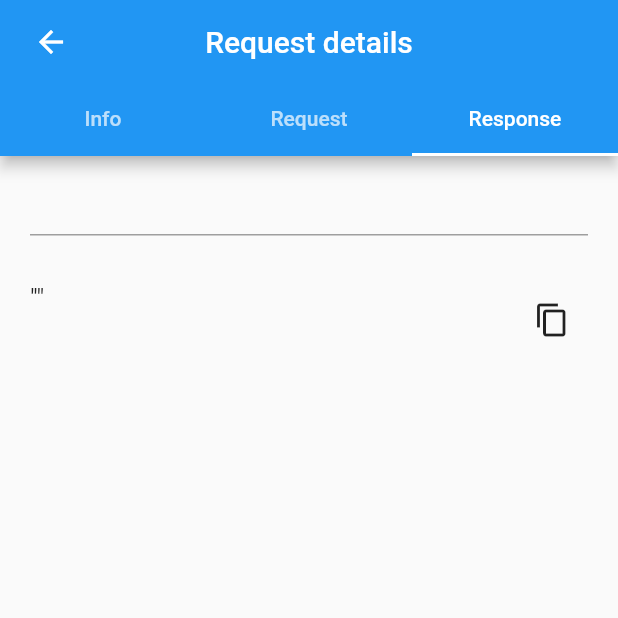
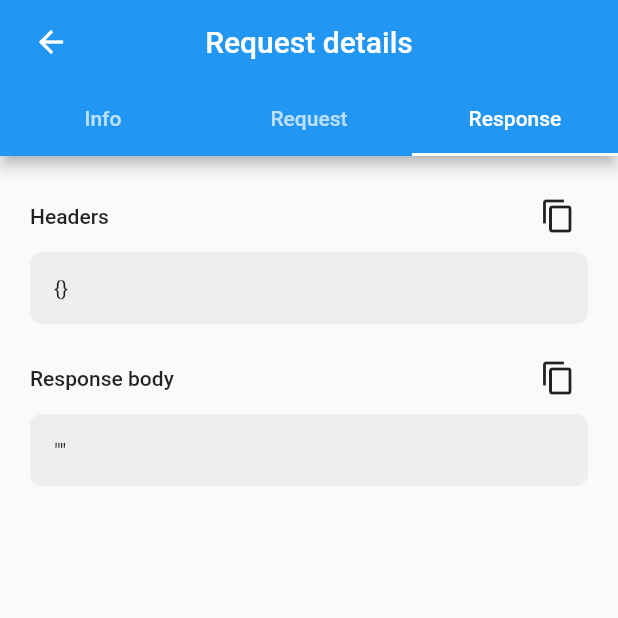
Before and after one commit to pongloongyeat/netwolf, a Flutter app: the DetailsPage screen opened directly with empty values, tab 3 chosen, on a phone screen of 412 x 824 dp, the top half of it. Run offline on Flutter 3.47's test engine with Material 2 defaults, Android fonts, the phone set to English and light mode, and no system bars; our stand-ins replace dio; missing offline and left inert: notification_dispatcher.

Commit message:
refactor: Pretty-up UI and add response time

```diff
--- a/lib/src/constants.dart
+++ b/lib/src/constants.dart
@@ -13,6 +13,4 @@ const kUnknownColor = Colors.grey;
 final kDestructiveColor = Colors.red[700]!;
 const kOverlayColor = Colors.black54;
 
-const kLabelTextStyle = TextStyle(fontSize: 16);
-
 const kDefaultPadding = EdgeInsets.all(20);
--- a/lib/src/dialogs/base_dialog.dart
+++ b/lib/src/dialogs/base_dialog.dart
@@ -26,7 +26,7 @@ class BaseDialog extends StatelessWidget {
           children: [
             Text(
               title,
-              style: const TextStyle(fontSize: 24, fontWeight: FontWeight.w600),
+              style: Theme.of(context).textTheme.headlineSmall,
             ),
             const SizedBox(height: 16),
             content,
--- a/lib/src/netwolf_response.dart
+++ b/lib/src/netwolf_response.dart
@@ -1,20 +1,4 @@
 import 'package:netwolf/netwolf.dart';
-
-/// [NetwolfResponse] with the duration relative to an initial time.
-/// This is usually relative to [NetwolfController]'s initial [DateTime]
-/// object instantiated on the first call to [NetwolfController.instance].
-class NetwolfResponseWithRelativeTimestamp {
-  NetwolfResponseWithRelativeTimestamp({
-    required this.response,
-    required this.relativeTimestamp,
-  });
-
-  /// The response.
-  final NetwolfResponse response;
-
-  /// The duration relative to some initial timestamp.
-  final Duration relativeTimestamp;
-}
 
 /// The response class used by Netwolf.
 class NetwolfResponse {
@@ -22,45 +6,53 @@ class NetwolfResponse {
     required this.method,
     required this.responseCode,
     required this.url,
+    required this.startTime,
+    required this.endTime,
     required this.requestHeaders,
     required this.requestBody,
     required this.responseHeaders,
     required this.responseBody,
+    required this.requestHashCode,
+    this.completed = false,
   })  : status = HttpResponseStatus.fromResponseCode(responseCode),
         uri = url != null ? Uri.tryParse(url) : null,
-        timeStamp = DateTime.now();
+        responseTime = endTime?.difference(startTime);
 
   final HttpRequestMethod? method;
   final int? responseCode;
   final HttpResponseStatus? status;
   final String? url;
   final Uri? uri;
-  final DateTime timeStamp;
+  final DateTime startTime;
+  final DateTime? endTime;
   final Map<String, dynamic>? requestHeaders;
   final dynamic requestBody;
   final Map<String, dynamic>? responseHeaders;
   final dynamic responseBody;
+  final int requestHashCode;
+  final Duration? responseTime;
+  final bool completed;
 
   NetwolfResponse copyWith({
-    HttpRequestMethod? method,
     int? responseCode,
     HttpResponseStatus? status,
-    String? url,
-    Uri? uri,
-    DateTime? timeStamp,
-    Map<String, dynamic>? requestHeaders,
-    dynamic requestBody,
+    DateTime? endTime,
     Map<String, dynamic>? responseHeaders,
     dynamic responseBody,
+    bool? completed,
   }) {
     return NetwolfResponse(
-      method: method ?? this.method,
+      method: method,
       responseCode: responseCode ?? this.responseCode,
-      url: url ?? this.url,
-      requestHeaders: requestHeaders ?? this.requestHeaders,
-      requestBody: requestBody ?? this.requestBody,
+      url: url,
+      startTime: startTime,
+      endTime: endTime ?? this.endTime,
+      requestHeaders: requestHeaders,
+      requestBody: requestBody,
       responseHeaders: responseHeaders ?? this.responseHeaders,
       responseBody: responseBody ?? this.responseBody,
+      requestHashCode: requestHashCode,
+      completed: completed ?? this.completed,
     );
   }
 }
--- a/lib/src/pages/details_page.dart
+++ b/lib/src/pages/details_page.dart
@@ -14,7 +14,7 @@ class DetailsPage extends StatelessWidget {
     required this.response,
   });
 
-  final NetwolfResponseWithRelativeTimestamp response;
+  final NetwolfResponse response;
 
   @override
   Widget build(BuildContext context) {
@@ -63,32 +63,28 @@ class DetailsPage extends StatelessWidget {
         children: [
           SectionListItem(
             label: 'URL',
-            content: response.response.url,
+            content: response.url,
           ),
           SectionListItem(
             label: 'Method',
-            content: response.response.method?.name.toUpperCase(),
+            content: response.method?.name.toUpperCase(),
           ),
           SectionListItem(
             label: 'Response code',
-            content: response.response.responseCode?.toString(),
+            content: response.responseCode?.toString(),
           ),
           SectionListItem(
             label: 'Timestamp',
-            content: response.response.timeStamp.toIso8601String(),
+            content: response.startTime.toIso8601String(),
           ),
-          SectionListItem(
-            label: 'Duration since app started',
-            content: response.relativeTimestamp.toString(),
-          ),
-        ].joined(const SizedBox(height: 24)),
+        ].joined(const SizedBox(height: 8)),
       ),
     );
   }
 
   Widget _buildRequestTab(BuildContext context) {
-    final requestHeaders = response.response.requestHeaders ?? {};
-    final requestBody = response.response.requestBody;
+    final requestHeaders = response.requestHeaders ?? {};
+    final requestBody = response.requestBody;
 
     if (requestHeaders.isEmpty && requestBody == null) {
       return const Center(
@@ -100,27 +96,15 @@ class DetailsPage extends StatelessWidget {
       padding: kDefaultPadding,
       child: Column(
         children: [
-          Column(
-            children: requestHeaders.entries
-                .map(
-                  (entry) => SectionListItem(
-                    label: entry.key,
-                    content: '${entry.value}',
-                  ),
-                )
-                .toList()
-                .joined(const SizedBox(height: 24)),
+          SectionListItem(
+            label: 'Headers',
+            content: _tryParseAsPrettyJson(requestHeaders),
           ),
+          const SizedBox(height: 16),
           if (requestBody != null)
-            Container(
-              margin: const EdgeInsets.symmetric(vertical: 32),
-              color: Colors.grey,
-              width: double.infinity,
-              height: 1,
-            ),
-          if (requestBody != null)
-            CopyableText(
-              source: _tryParseAsPrettyJson(requestBody) ?? '$requestBody',
+            SectionListItem(
+              label: 'Request body',
+              content: _tryParseAsPrettyJson(requestBody) ?? '$requestBody',
             ),
         ],
       ),
@@ -128,8 +112,8 @@ class DetailsPage extends StatelessWidget {
   }
 
   Widget _buildResponseTab(BuildContext context) {
-    final responseHeaders = response.response.responseHeaders ?? {};
-    final responseBody = response.response.responseBody;
+    final responseHeaders = response.responseHeaders ?? {};
+    final responseBody = response.responseBody;
 
     if (responseHeaders.isEmpty && responseBody == null) {
       return const Center(
@@ -141,27 +125,15 @@ class DetailsPage extends StatelessWidget {
       padding: kDefaultPadding,
       child: Column(
         children: [
-          Column(
-            children: responseHeaders.entries
-                .map(
-                  (entry) => SectionListItem(
-                    label: entry.key,
-                    content: '${entry.value}',
-                  ),
-                )
-                .toList()
-                .joined(const SizedBox(height: 24)),
+          SectionListItem(
+            label: 'Headers',
+            content: _tryParseAsPrettyJson(responseHeaders),
           ),
+          const SizedBox(height: 16),
           if (responseBody != null)
-            Container(
-              margin: const EdgeInsets.symmetric(vertical: 32),
-              color: Colors.grey,
-              width: double.infinity,
-              height: 1,
-            ),
-          if (responseBody != null)
-            CopyableText(
-              source: _tryParseAsPrettyJson(responseBody) ?? '$responseBody',
+            SectionListItem(
+              label: 'Response body',
+              content: _tryParseAsPrettyJson(responseBody) ?? '$responseBody',
             ),
         ],
       ),
--- a/lib/src/widgets/section_list_item.dart
+++ b/lib/src/widgets/section_list_item.dart
@@ -1,4 +1,5 @@
 import 'package:flutter/material.dart';
+import 'package:flutter/services.dart';
 
 class SectionListItem extends StatelessWidget {
   const SectionListItem({
@@ -12,20 +13,42 @@ class SectionListItem extends StatelessWidget {
 
   @override
   Widget build(BuildContext context) {
-    const style = TextStyle(
-      fontSize: 16,
-      fontWeight: FontWeight.w500,
-    );
-
     return Column(
       crossAxisAlignment: CrossAxisAlignment.stretch,
       children: [
-        Text(
-          '[$label]',
-          style: style.copyWith(color: Colors.grey[600]),
+        Row(
+          children: [
+            Expanded(
+              child: Text(
+                label,
+                maxLines: 1,
+                overflow: TextOverflow.ellipsis,
+                style: Theme.of(context).textTheme.bodyText1,
+              ),
+            ),
+            IconButton(
+              icon: const Icon(Icons.copy),
+              visualDensity: VisualDensity.compact,
+              onPressed: () => Clipboard.setData(ClipboardData(text: content)),
+            ),
+          ],
         ),
         const SizedBox(height: 4),
-        Text(content ?? '?', style: style),
+        Container(
+          decoration: BoxDecoration(
+            color: Colors.grey[200],
+            borderRadius: BorderRadius.circular(8),
+          ),
+          width: double.infinity,
+          padding: const EdgeInsets.all(16),
+          child: SingleChildScrollView(
+            scrollDirection: Axis.horizontal,
+            child: SelectableText(
+              content ?? '',
+              style: Theme.of(context).textTheme.bodyText2,
+            ),
+          ),
+        ),
       ],
     );
   }
```
Also changed, not shown: lib/src/dialogs/filter_dialog.dart (+5 -2 lines), lib/src/dialogs/settings_dialog.dart (+14 -4 lines), lib/src/interceptors/dio_interceptor.dart (+33 -24 lines), lib/src/netwolf_controller.dart (+74 -11 lines), lib/src/widgets/netwolf_request_list_view.dart (+92 -95 lines), 3 other files.
